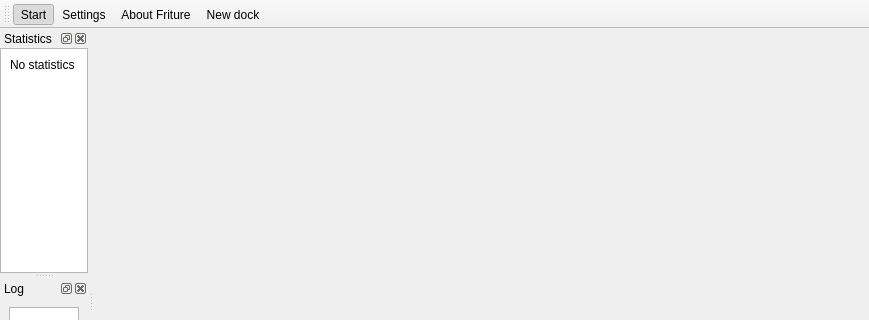
First picture: the form in friture.ui, repository tlecomte/friture, before the edit; both pictures show x 0 to 869 and y 0 to 320 of the 869 by 573 pixel window.
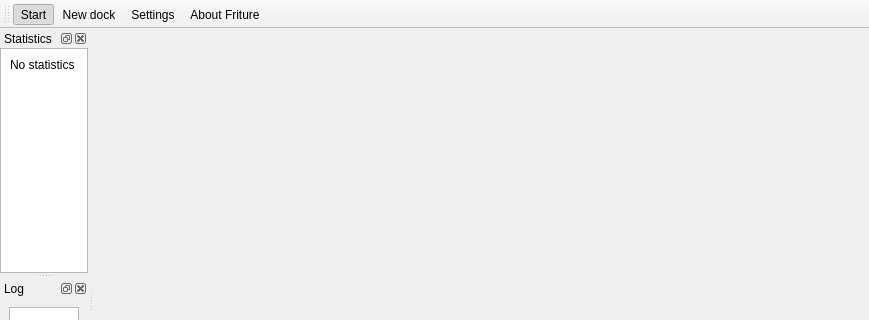
Second picture: the form after the edit. Icons and pictures are not drawn.

Commit message: Reorder icons in the toolbar

Patch:
```diff
--- a/friture.ui
+++ b/friture.ui
@@ -98,9 +98,9 @@
     <bool>false</bool>
    </attribute>
    <addaction name="actionStart"/>
+   <addaction name="actionNew_dock"/>
    <addaction name="actionSettings"/>
    <addaction name="actionAbout"/>
-   <addaction name="actionNew_dock"/>
   </widget>
   <widget class="QDockWidget" name="dockWidgetLog">
    <property name="windowTitle">
```
The commit also changes 1 other file.
